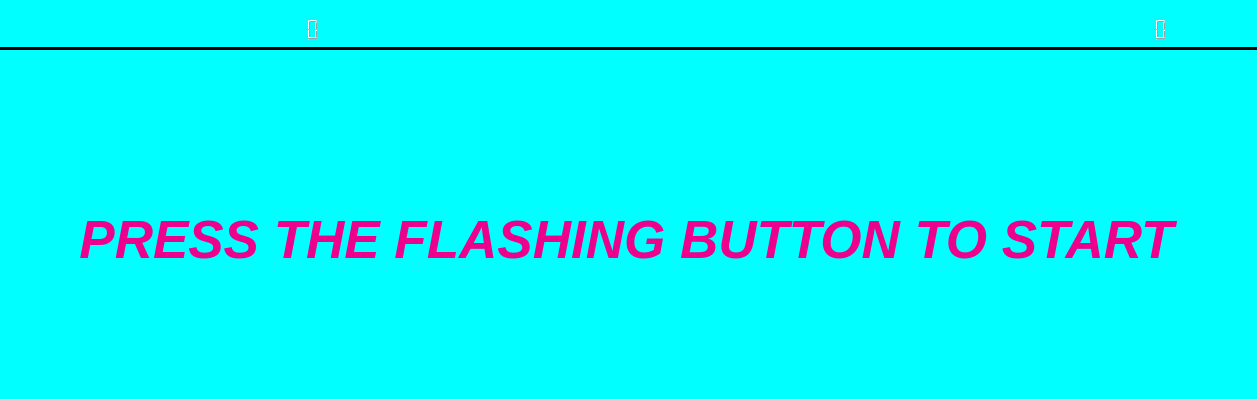
Before: the Qt Designer form GUI/main.ui in Neil-Sawhney/accelerating_circularity-sorting_game, drawn with Qt 5; both pictures show x 86 to 1343 and y 0 to 399 of the 1425 by 814 pixel window.
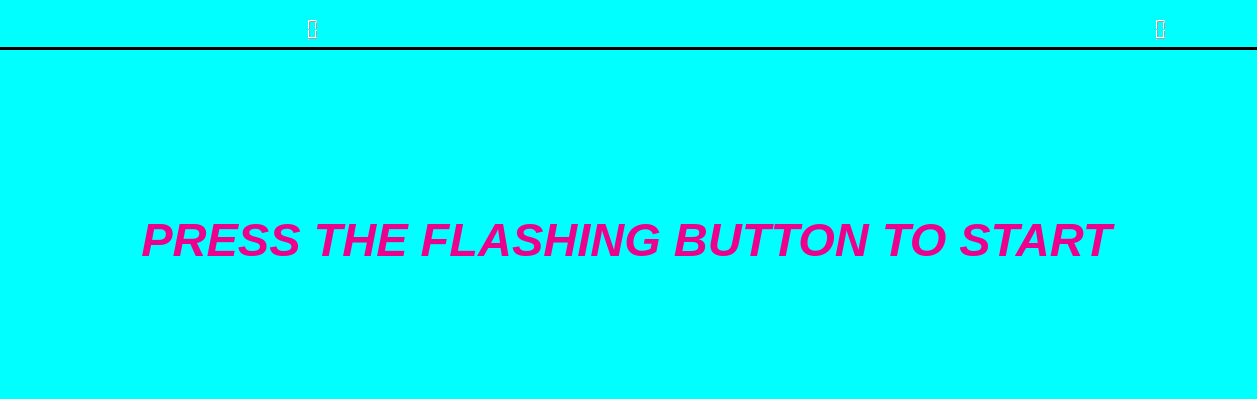
After: the same form once the commit is applied. Icons and pictures are not drawn.

The edit to the form file:
```diff
--- a/GUI/main.ui
+++ b/GUI/main.ui
@@ -363,7 +363,7 @@
          <property name="font">
           <font>
            <family>Arimo</family>
-           <pointsize>40</pointsize>
+           <pointsize>35</pointsize>
            <weight>75</weight>
            <italic>true</italic>
            <bold>true</bold>
```
Left out of the diff: 2 changed lines with no effect on the pictures.
